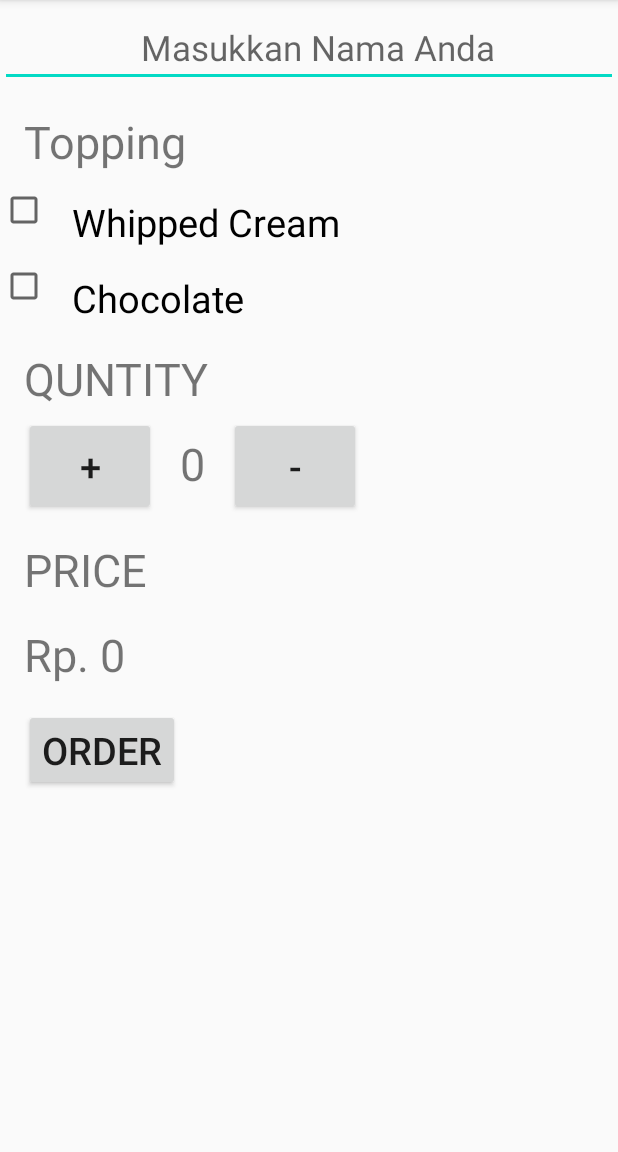
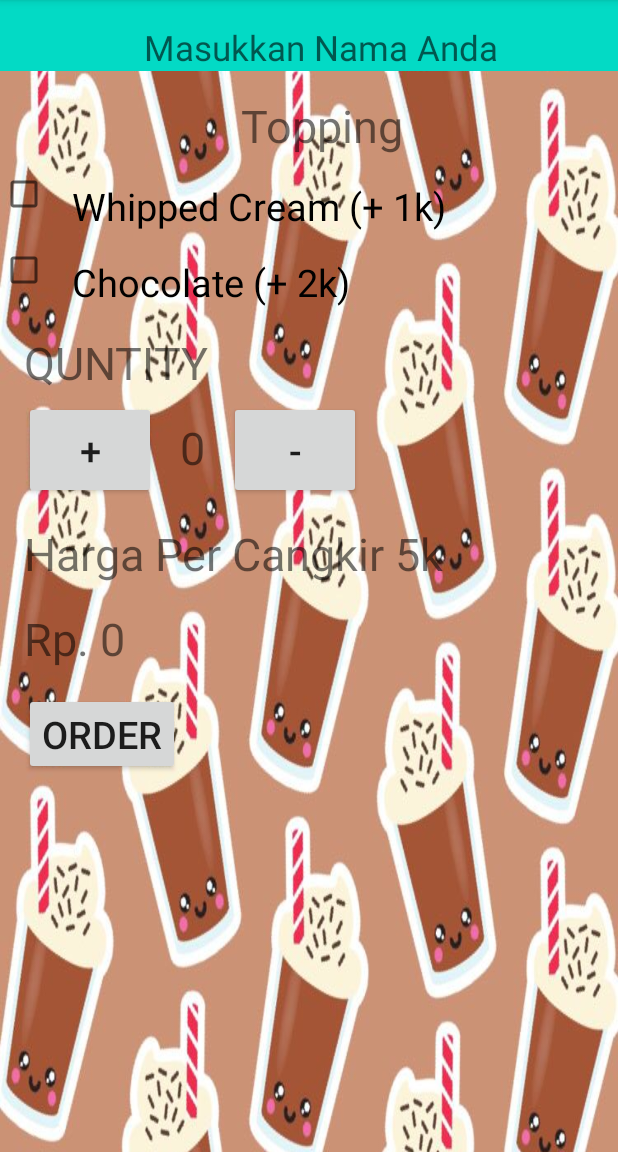
Before and after one commit to JakaMirnaFirmansyah20520017/JustJava, an Android app: the screen it shows after launch (MainActivity), on a phone screen of 412 x 824 dp, the part 84-1236 px from its top. Run offline under Robolectric (Android 15) with nearby library versions, the phone set to English and light mode, and no system bars.

Commit message:
Tugas UTS
menambah desain

```diff
--- a/app/src/main/res/layout/activity_main.xml
+++ b/app/src/main/res/layout/activity_main.xml
@@ -8,7 +8,8 @@
     android:layout_width="match_parent"
     android:layout_height="match_parent"
     tools:context=".MainActivity"
-    android:orientation="vertical">
+    android:orientation="vertical"
+    android:background="@drawable/mshk">
     <EditText
         android:layout_width="match_parent"
         android:layout_height="wrap_content"
@@ -18,18 +19,20 @@
         android:inputType="textCapWords"
         android:textSize="23sp"
         android:paddingTop="16dp"
-        android:paddingLeft="16dp" />
+        android:paddingLeft="16dp"
+        android:background="@color/colorAccent"/>
     <TextView
-        android:layout_width="wrap_content"
+        android:layout_width="match_parent"
         android:layout_height="wrap_content"
         android:text="Topping"
         android:textSize="30sp"
         android:paddingTop="16dp"
+        android:textAlignment="center"
         android:paddingLeft="16dp"/>
     <CheckBox
         android:layout_width="wrap_content"
         android:layout_height="wrap_content"
-        android:text="Whipped Cream"
+        android:text="Whipped Cream (+ 1k)"
         android:textSize="25sp"
         android:paddingTop="16dp"
         android:paddingLeft="16dp"
@@ -37,7 +40,7 @@
     <CheckBox
         android:layout_width="wrap_content"
         android:layout_height="wrap_content"
-        android:text="Chocolate"
+        android:text="Chocolate (+ 2k)"
         android:textSize="25sp"
         android:paddingTop="16dp"
         android:paddingLeft="16dp"
@@ -89,7 +92,7 @@
     <TextView
         android:layout_width="wrap_content"
         android:layout_height="wrap_content"
-        android:text="PRICE"
+        android:text="Harga Per Cangkir 5k"
         android:textSize="30sp"
         android:paddingTop="16dp"
         android:paddingLeft="16dp"/>
```
Also changed, not shown: app/src/main/res/drawable/mshk.jpg (added).
